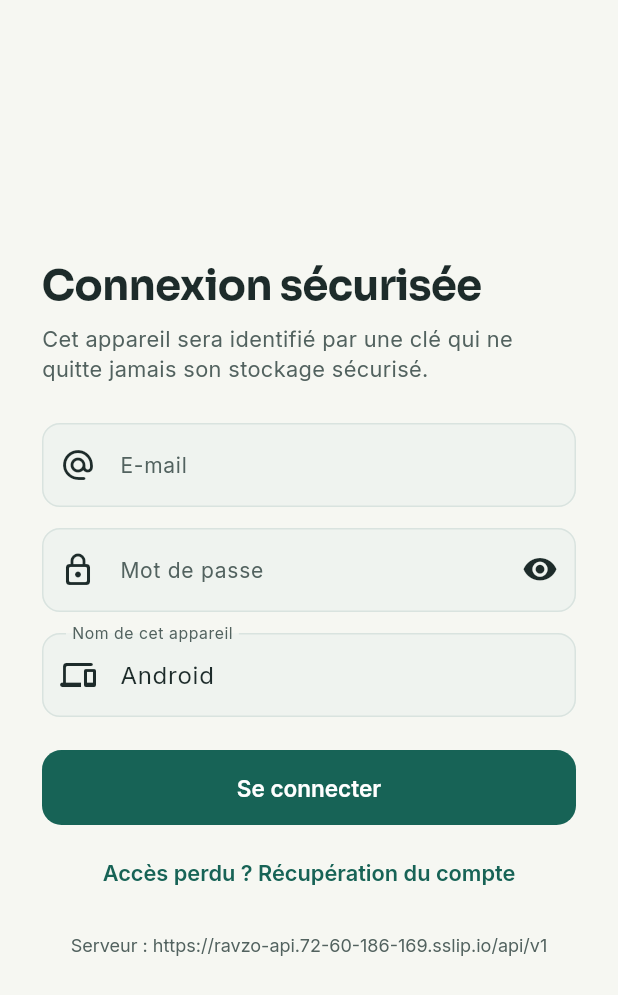
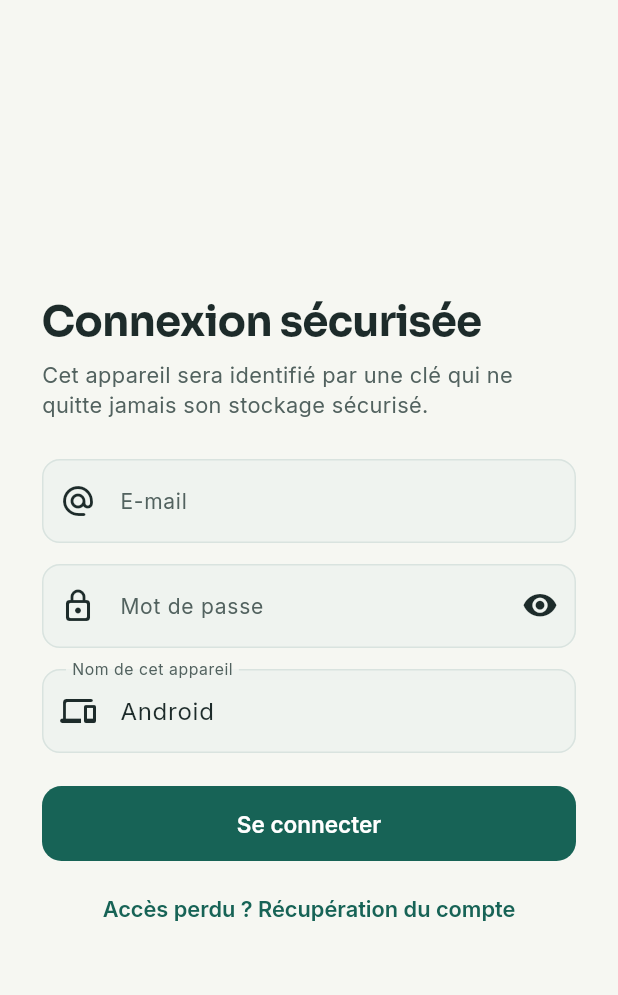
Before and after one commit to daniel-tech-studio/RAVZO, a Flutter app: the screen it shows after launch, after a tap on "Suivant", after a tap on "Passer", on a phone screen of 412 x 824 dp. Shown: the top 995 px of the screen. Run offline on Flutter 3.47's test engine with Material 3 defaults, Android fonts, the phone set to English and light mode, and no system bars; our stand-ins replace firebase_core, firebase_messaging, flutter_secure_storage, go_router, google_fonts; missing offline and left inert: cryptography, file_selector; accounts and stored records are empty; network calls fail.

Commit message:
App : suppression de toute mention technique ou de développement
- Plus d'adresse ni de choix du serveur (connexion), API de production imposée.
- Plus d'outils ni de bandeaux de bac à sable, plus de mode « sandbox/production ».
- Motifs et états en langage courant (plus de codes internes, ni d'« heure
  serveur », ni de clé APNs) ; opérateurs affichés en clair.

Co-Authored-By: Claude Opus 5.5 <noreply@anthropic.com>

```diff
--- a/app/lib/core/api.dart
+++ b/app/lib/core/api.dart
@@ -49,7 +49,7 @@ class Api {
     final uri = Uri.parse('$baseUrl$path').replace(queryParameters: query?..removeWhere((k, v) => v == null || v.isEmpty));
     final req = http.Request(method, uri)..headers.addAll({if (_access != null) 'Authorization': 'Bearer $_access', ...?headers});
     if (bytes != null) req.bodyBytes = bytes;
-    try { return await http.Response.fromStream(await req.send().timeout(const Duration(seconds: 30))); } on SocketException { _setOnline(false); throw ApiError(0, 'OFFLINE', 'Hors ligne : serveur injoignable'); } on TimeoutException { throw ApiError(0, 'OFFLINE', 'Délai dépassé'); }
+    try { return await http.Response.fromStream(await req.send().timeout(const Duration(seconds: 30))); } on SocketException { _setOnline(false); throw ApiError(0, 'OFFLINE', 'Hors ligne : connexion impossible'); } on TimeoutException { throw ApiError(0, 'OFFLINE', 'Délai dépassé'); }
   }
 
   Future<dynamic> _send(String method, String path, {Object? body, String? idemKey, Map<String, String?>? query, bool retried = false}) async {
@@ -61,7 +61,7 @@ class Api {
       if (body != null && method != 'GET') req.body = jsonEncode(body);
       r = await http.Response.fromStream(await req.send().timeout(const Duration(seconds: 25)));
       _setOnline(true);
-    } on SocketException { _setOnline(false); throw ApiError(0, 'OFFLINE', 'Hors ligne : serveur injoignable'); } on TimeoutException { throw ApiError(0, 'OFFLINE', 'Délai dépassé — le résultat d’une opération sensible doit être vérifié avant tout nouvel essai'); } on http.ClientException { _setOnline(false); throw ApiError(0, 'OFFLINE', 'Connexion impossible'); }
+    } on SocketException { _setOnline(false); throw ApiError(0, 'OFFLINE', 'Hors ligne : connexion impossible'); } on TimeoutException { throw ApiError(0, 'OFFLINE', 'Délai dépassé — le résultat d’une opération sensible doit être vérifié avant tout nouvel essai'); } on http.ClientException { _setOnline(false); throw ApiError(0, 'OFFLINE', 'Connexion impossible'); }
     final ct = r.headers['content-type'] ?? '';
     final json = ct.contains('json') && r.body.isNotEmpty ? jsonDecode(r.body) : null;
     if (json is Map && json['meta']?['serverTime'] != null) lastServerTime = DateTime.tryParse(json['meta']['serverTime']);
--- a/app/lib/core/app_state.dart
+++ b/app/lib/core/app_state.dart
@@ -70,9 +70,6 @@ class AppState extends ChangeNotifier {
     cursor = store.get<String>('cursor');
     final ls = store.get<String>('lastSync');
     lastSync = ls == null ? null : DateTime.tryParse(ls);
-    final url = store.get<String>('apiBase');
-    // Une adresse locale mémorisée (développement) ne remplace jamais le serveur de production compilé.
-    if (url != null && url.startsWith('https://')) api.baseUrl = url;
     await api.loadTokens();
     if (!api.hasSession) { phase = SessionPhase.signedOut; notifyListeners(); return; }
     await refreshMe();
@@ -100,7 +97,6 @@ class AppState extends ChangeNotifier {
   void setWidgets(List<String> order, Set<String> hidden) { widgetOrder = order; hiddenWidgets = hidden; savePrefs(); notifyListeners(); }
   /// UX02 : raccourcis adaptés à l'usage — on compte, on ne lance jamais rien automatiquement.
   void countAction(String id) { actionUsage[id] = (actionUsage[id] ?? 0) + 1; savePrefs(); }
-  Future<void> setApiBase(String url) async { api.baseUrl = url; await store.put('apiBase', url); }
 
   // ─── Session ───
   Future<Map> login(String email, String password, String deviceName) async {
--- a/app/lib/core/push.dart
+++ b/app/lib/core/push.dart
@@ -34,7 +34,7 @@ class PushReceiver {
       if (perm.authorizationStatus == AuthorizationStatus.denied) { _set('Refusées dans les réglages du système'); return; }
       if (Platform.isIOS || Platform.isMacOS) {
         final apns = await fm.getAPNSToken().timeout(const Duration(seconds: 8), onTimeout: () => null);
-        if (apns == null) { _set('En attente de la clé APNs (compte Apple Developer)'); _listen(); return; }
+        if (apns == null) { _set('Non disponibles sur cet appareil'); _listen(); return; }
       }
       final token = await fm.getToken();
       if (token == null) { _set('Jeton indisponible'); return; }
@@ -44,13 +44,13 @@ class PushReceiver {
     } on ApiError catch (e) { _set('Inscription refusée : ${e.message}'); }
     catch (e) {
       final t = e.toString();
-      _set(t.contains('apns-token-not-set') ? 'En attente de la clé APNs (compte Apple Developer)' : 'Indisponible : ${t.split('\n').first.substring(0, t.split('\n').first.length.clamp(0, 80))}');
+      _set(t.contains('apns-token-not-set') ? 'Non disponibles sur cet appareil' : 'Indisponibles pour le moment');
     }
   }
 
   Future<void> _register(String token) async {
     final r = await api.post('/notifications/push-devices', {'token': token, 'platform': _platform});
-    _set(r['configured'] == true ? 'Activées' : 'Inscrit — envoi non configuré sur le serveur');
+    _set(r['configured'] == true ? 'Activées' : 'Indisponibles pour le moment');
   }
 
   void _listen() {
--- a/app/lib/features/auth/auth_screens.dart
+++ b/app/lib/features/auth/auth_screens.dart
@@ -89,7 +89,6 @@ class _LoginScreenState extends State<LoginScreen> {
   @override
   Widget build(BuildContext context) {
     final p = context.pal;
-    final app = context.app;
     return _AuthFrame(children: [
       Text('Connexion sécurisée', style: sora(28, w: FontWeight.w700, color: p.ink)),
       const SizedBox(height: 6),
@@ -107,7 +106,6 @@ class _LoginScreenState extends State<LoginScreen> {
       FilledButton(onPressed: busy ? null : submit, child: busy ? const SizedBox(width: 22, height: 22, child: CircularProgressIndicator(strokeWidth: 2.4)) : const Text('Se connecter')),
       gap(8),
       TextButton(onPressed: () => context.go('/recovery'), child: const Text('Accès perdu ? Récupération du compte')),
-      TextButton(onPressed: () => _server(context, app), child: Text('Serveur : ${app.api.baseUrl}', style: inter(12, color: p.inkMuted))),
     ]);
   }
   Future<void> submit() async {
@@ -116,13 +114,6 @@ class _LoginScreenState extends State<LoginScreen> {
     try { await context.appRead.login(email.text.trim(), password.text, device.text.trim().isEmpty ? 'Appareil' : device.text.trim()); }
     catch (e) { setState(() => error = errText(e)); }
     finally { if (mounted) setState(() => busy = false); }
-  }
-  void _server(BuildContext context, AppState app) {
-    final c = TextEditingController(text: app.api.baseUrl);
-    openSheet(context, (s) => Column(crossAxisAlignment: CrossAxisAlignment.stretch, children: [
-      TextField(controller: c, decoration: const InputDecoration(labelText: 'URL de l’API (https en production)')), gap(),
-      FilledButton(onPressed: () async { await app.setApiBase(c.text.trim()); if (s.mounted) Navigator.pop(s); setState(() {}); }, child: const Text('Enregistrer')),
-    ]), title: 'Serveur RAVZO');
   }
 }
 
--- a/app/lib/features/savings/savings.dart
+++ b/app/lib/features/savings/savings.dart
@@ -228,7 +228,7 @@ class _WithdrawalCardState extends State<_WithdrawalCard> {
       Text('Demandé ${fmtDateTime(w['requestedAt'])}', style: inter(12.5, color: p.inkMuted)),
       if (waiting) ...[
         gap(10), ProgressBar(1 - (remaining.inSeconds.clamp(0, total) / total), color: p.copper),
-        gap(6), Text(remaining.isNegative ? 'Délai écoulé : confirmation explicite requise' : 'Confirmable dans ${countdown(remaining)} (horloge serveur)', style: inter(13, w: FontWeight.w600, color: remaining.isNegative ? p.success : p.inkSoft)),
+        gap(6), Text(remaining.isNegative ? 'Délai écoulé : confirmation explicite requise' : 'Confirmable dans ${countdown(remaining)}', style: inter(13, w: FontWeight.w600, color: remaining.isNegative ? p.success : p.inkSoft)),
         gap(10), Row(children: [
           Expanded(child: OutlinedButton(onPressed: () async { await run(context, () => context.appRead.api.post('/savings/withdrawal-requests/${w['id']}/cancel'), success: 'Demande annulée'); if (context.mounted) context.appRead.bump(); }, child: const Text('Annuler'))),
           const SizedBox(width: 10),
--- a/app/lib/features/security/security.dart
+++ b/app/lib/features/security/security.dart
@@ -34,7 +34,6 @@ class _Overview extends StatelessWidget {
         KeyValue('Cet appareil', StatePill(s['deviceTrusted'] == true ? 'ACTIVE' : 'PENDING')),
         KeyValue('Codes de secours restants', Text('${s['remainingRecoveryCodes']} / 10', style: inter(14, w: FontWeight.w700, color: s['remainingRecoveryCodes'] < 3 ? p.error : p.ink))),
         KeyValue('Paiements réels', Text(s['paymentsLiveEnabled'] == true ? 'Activés' : 'Désactivés')),
-        KeyValue('Heure serveur', Text(fmtDateTime(s['serverTime']))),
       ])),
       gap(),
       OutlinedButton.icon(onPressed: () => _regen(c), icon: const Icon(Icons.password_rounded), label: const Text('Régénérer les codes de secours')),
--- a/app/lib/features/tools/tools.dart
+++ b/app/lib/features/tools/tools.dart
@@ -103,13 +103,13 @@ class SyncCenterScreen extends StatelessWidget {
       AppCard(child: Row(children: [Icon(app.online ? (app.streamConnected ? Icons.cloud_done_rounded : Icons.cloud_sync_rounded) : Icons.cloud_off_rounded, color: app.online ? p.success : p.warning, size: 30), const SizedBox(width: 12), Expanded(child: Text(app.online ? (app.streamConnected ? 'En ligne · temps réel actif' : 'En ligne · reconnexion du flux…') : 'Hors ligne : lecture du cache chiffré, saisies en brouillon', style: inter(14.5, w: FontWeight.w600, color: p.ink))), TextButton(onPressed: () => app.catchUp(), child: const Text('Actualiser'))])),
       gap(),
       if (local.isNotEmpty) ...[
-        SectionTitle('Sur cet appareil', subtitle: '${local.length} brouillon(s) à présenter au serveur (rien n’est appliqué à cette étape)'),
+        SectionTitle('Sur cet appareil', subtitle: '${local.length} brouillon(s) en attente de synchronisation (rien n’est appliqué à cette étape)'),
         AppCard(padding: const EdgeInsets.symmetric(horizontal: 18, vertical: 6), child: Column(children: [for (final d in local) ListRow(leading: const IconBadge(Icons.edit_note_rounded), title: '${d['targetResource'] == 'EXPENSE' ? 'Dépense' : d['targetResource']} · ${d['payload']['label'] ?? ''}', subtitle: 'Créé ${fmtDateTime(d['createdAt'])}', trailing: Row(mainAxisSize: MainAxisSize.min, children: [if (d['payload']['amountMinor'] != null) Money(d['payload']['amountMinor'], size: 13.5), IconButton(tooltip: 'Abandonner', onPressed: () => app.removeLocalDraft(d['clientDraftId']), icon: const Icon(Icons.delete_outline_rounded))]))])),
         gap(10),
         FilledButton.icon(onPressed: !app.online ? null : () async {
           final r = await run(context, () => app.api.post('/sync/drafts/prepare', {'drafts': [for (final d in local) {'clientDraftId': d['clientDraftId'], 'targetResource': d['targetResource'], 'operation': d['operation'], if (d['targetId'] != null) 'targetId': d['targetId'], if (d['baseVersion'] != null) 'baseVersion': d['baseVersion'], 'payload': d['payload']}]}), success: 'Brouillons présentés : confirmez-les un par un');
           if (r != null) { for (final d in local) { await app.removeLocalDraft(d['clientDraftId']); } app.bump(); }
-        }, icon: const Icon(Icons.upload_rounded), label: const Text('Présenter au serveur pour validation')),
+        }, icon: const Icon(Icons.upload_rounded), label: const Text('Synchroniser pour validation')),
         gap(),
       ],
       const SectionTitle('À confirmer individuellement'),
@@ -130,7 +130,7 @@ class _DraftCard extends StatelessWidget {
       gap(8),
       for (final e in pl.entries.where((e) => e.key != 'accountId' && e.key != 'categoryId')) KeyValue(e.key, Text('${e.key.contains('Minor') ? money('${e.value}', hidden: context.app.hideAmounts) : e.value}')),
       if (rejected) InfoBanner('Refusé : ${(d['validation'] as List).join(', ')}', color: p.error, icon: Icons.block_rounded),
-      if (d['state'] == 'CONFLICT') const InfoBanner('Conflit : la ressource a changé sur le serveur. Appliquer sur la dernière version, ou abandonner.', icon: Icons.call_split_rounded),
+      if (d['state'] == 'CONFLICT') const InfoBanner('Conflit : l’élément a été modifié ailleurs. Appliquer sur la dernière version, ou abandonner.', icon: Icons.call_split_rounded),
       gap(10),
       Row(children: [
         Expanded(child: OutlinedButton(onPressed: () async { await run(context, () => context.appRead.api.post('/sync/drafts/${d['id']}/discard')); if (context.mounted) context.appRead.bump(); }, child: const Text('Abandonner'))),
```
Also changed, not shown: app/lib/features/money/payments.dart (+13 -32 lines).
